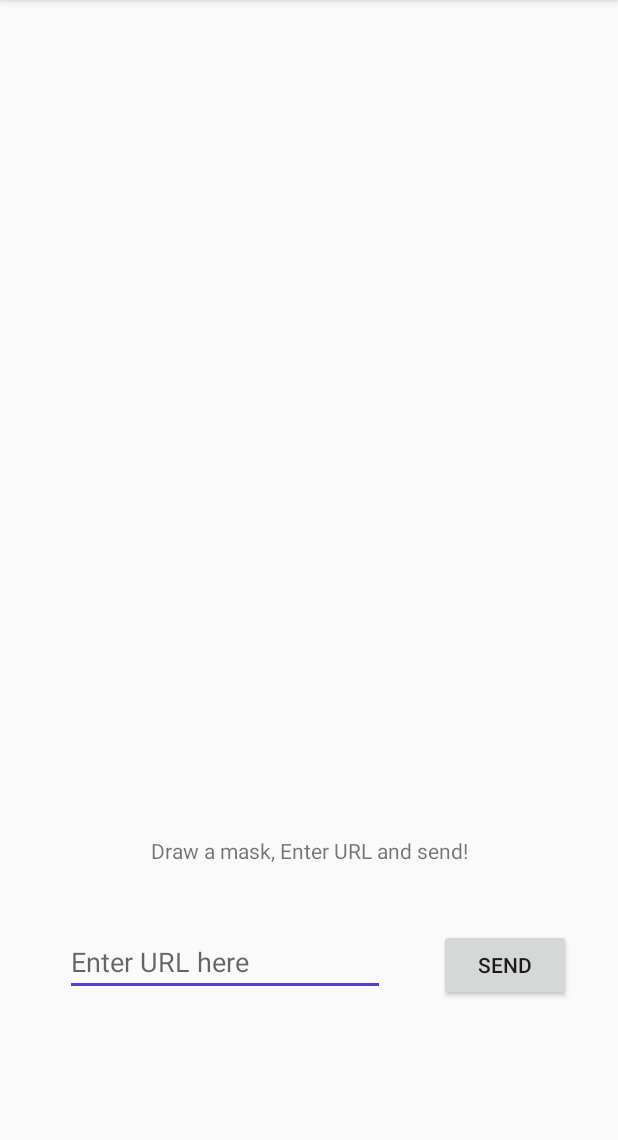
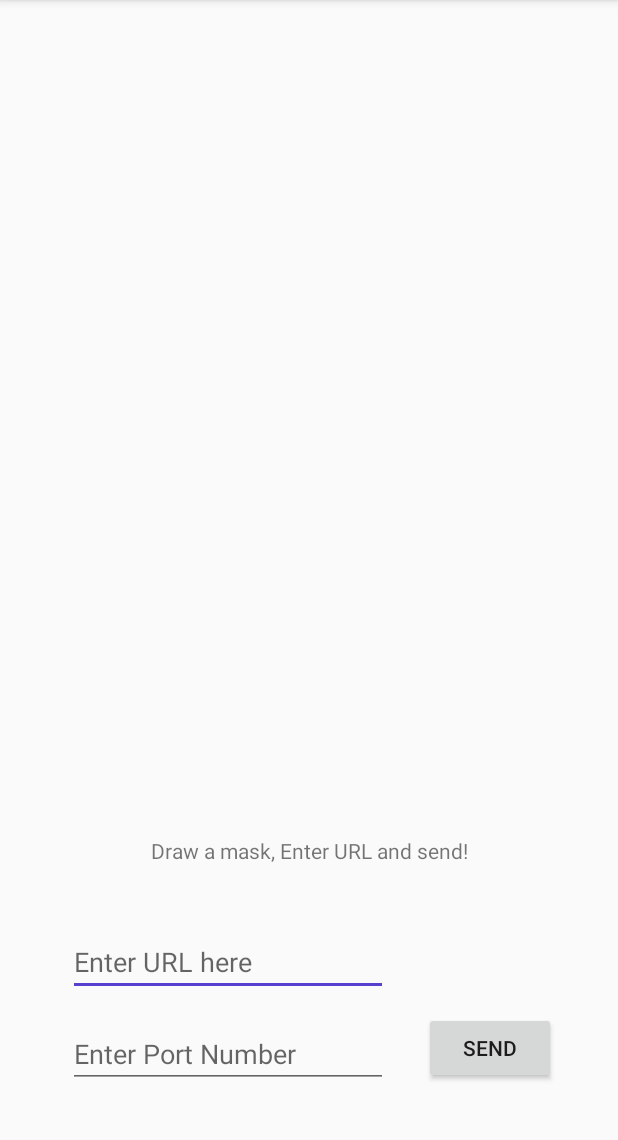
Before and after one commit to sudhamsugurijala/Facial-Reconstruction, an Android app: the MaskActivity screen opened directly, with no data from a screen before it, on a phone screen of 412 x 824 dp, the part 84-1224 px from its top. Run offline under Robolectric (Android 15) with nearby library versions, the light colour scheme and no system bars.

Commit message:
Networking Changes

```diff
--- a/app/src/main/java/com/example/miniproject/MaskActivity.java
+++ b/app/src/main/java/com/example/miniproject/MaskActivity.java
@@ -5,13 +5,22 @@ import android.graphics.Bitmap;
 import android.graphics.BitmapFactory;
 import android.os.Bundle;
 import android.view.View;
-import android.widget.Button;
 import android.widget.EditText;
 import android.widget.ImageView;
 
 import androidx.annotation.Nullable;
 import androidx.appcompat.app.AppCompatActivity;
 import java.io.ByteArrayOutputStream;
+import java.io.IOException;
+
+import okhttp3.Call;
+import okhttp3.Callback;
+import okhttp3.MediaType;
+import okhttp3.MultipartBody;
+import okhttp3.OkHttpClient;
+import okhttp3.Request;
+import okhttp3.RequestBody;
+import okhttp3.Response;
 
 public class MaskActivity extends AppCompatActivity {
 
@@ -20,6 +29,8 @@ public class MaskActivity extends AppCompatActivity {
     PaintClass paint;
     byte[] input_byte_array;
     byte[] mask_byte_array;
+    EditText url;
+    EditText port;
 
     @Override
     protected void onCreate(@Nullable Bundle savedInstanceState) {
@@ -30,8 +41,8 @@ public class MaskActivity extends AppCompatActivity {
         paint = new PaintClass(this, null);
 
         paint = findViewById(R.id.paint);
-        final EditText url = findViewById(R.id.editText);
-        Button send = findViewById(R.id.button4);
+        url = findViewById(R.id.editText);
+        port = findViewById(R.id.editText3);
         ImageView background = findViewById(R.id.imageView3);
 
         // get image from previous activity
@@ -44,11 +55,9 @@ public class MaskActivity extends AppCompatActivity {
         }
 
         background.setImageBitmap(input_bmp);
+    }
 
-        send.setOnClickListener(new View.OnClickListener() {
-            @Override
-            public void onClick(View v) {
-
+    void connectServer(View v) {
         // user picture bitmap is in input_bmp, mask is in maskPic obtained below
         paint.setDrawingCacheEnabled(true);
         maskPic = paint.getDrawingCache();
@@ -59,14 +68,36 @@ public class MaskActivity extends AppCompatActivity {
 
         paint.destroyDrawingCache();
 
-                //send maskPic and input_bmp to server
-                String address = url.getText().toString();
+        String addr = url.getText().toString();
+        String portnum = port.getText().toString();
 
-                //send result to resultActivity
-                Intent resAct = new Intent(getApplicationContext(), ResultActivity.class);
-                resAct.putExtra("result", mask_byte_array);
-                startActivity(resAct);
+        String postURL = "http://"+addr+":"+portnum+"/reconstruct";
+
+        RequestBody postBodyImg = new MultipartBody.Builder().setType(MultipartBody.FORM)
+                .addFormDataPart("image", "input.jpg", RequestBody.create(MediaType.parse("image/*jpg"), input_byte_array))
+                .addFormDataPart("mask", "mask.jpg", RequestBody.create(MediaType.parse("image/*jpg"), mask_byte_array))
+                .build();
+
+        postRequest(postURL, postBodyImg);
+    }
+
+    void postRequest(String postURL, RequestBody postBody) {
+
+        OkHttpClient client = new OkHttpClient();
+
+        Request req = new Request.Builder().url(postURL).post(postBody).build();
+
+        client.newCall(req).enqueue(new Callback() {
+            @Override
+            public void onFailure(Call call, IOException e) {
+                call.cancel();
+            }
+
+            @Override
+            public void onResponse(Call call, Response response) throws IOException {
+
             }
         });
+
     }
 }
--- a/app/src/main/java/com/example/miniproject/PaintClass.java
+++ b/app/src/main/java/com/example/miniproject/PaintClass.java
@@ -12,8 +12,10 @@ import android.view.View;
 import androidx.annotation.Nullable;
 
 public class PaintClass extends View {
+
     Paint paint;
     Path path;
+
     public PaintClass(Context context, @Nullable AttributeSet attrs) {
         super(context, attrs);
 
--- a/app/src/main/java/com/example/miniproject/ResultActivity.java
+++ b/app/src/main/java/com/example/miniproject/ResultActivity.java
@@ -15,6 +15,7 @@ public class ResultActivity extends AppCompatActivity {
 
     Bitmap out_bmp;
     byte[] result_byte_array;
+
     @Override
     protected void onCreate(@Nullable Bundle savedInstanceState) {
         super.onCreate(savedInstanceState);
--- a/app/src/main/res/layout/mask.xml
+++ b/app/src/main/res/layout/mask.xml
@@ -11,33 +11,34 @@
         android:id="@+id/button4"
         android:layout_width="wrap_content"
         android:layout_height="wrap_content"
-        android:layout_marginStart="18dp"
-        android:layout_marginLeft="18dp"
-        android:layout_marginTop="42dp"
+        android:layout_marginStart="22dp"
+        android:layout_marginLeft="22dp"
+        android:layout_marginTop="93dp"
         android:layout_marginEnd="40dp"
         android:layout_marginRight="40dp"
-        android:layout_marginBottom="100dp"
+        android:layout_marginBottom="41dp"
         android:text="Send"
+        android:onClick="connectServer"
         app:layout_constraintBottom_toBottomOf="parent"
         app:layout_constraintEnd_toEndOf="parent"
-        app:layout_constraintStart_toEndOf="@+id/editText"
+        app:layout_constraintStart_toEndOf="@+id/editText3"
         app:layout_constraintTop_toBottomOf="@+id/textView" />
 
     <EditText
         android:id="@+id/editText"
         android:layout_width="wrap_content"
         android:layout_height="wrap_content"
-        android:layout_marginStart="52dp"
-        android:layout_marginLeft="52dp"
+        android:layout_marginStart="45dp"
+        android:layout_marginLeft="45dp"
         android:layout_marginTop="41dp"
-        android:layout_marginEnd="18dp"
-        android:layout_marginRight="18dp"
+        android:layout_marginEnd="153dp"
+        android:layout_marginRight="153dp"
         android:layout_marginBottom="104dp"
         android:ems="10"
         android:hint="Enter URL here"
         android:inputType="textPersonName"
         app:layout_constraintBottom_toBottomOf="parent"
-        app:layout_constraintEnd_toStartOf="@+id/button4"
+        app:layout_constraintEnd_toEndOf="parent"
         app:layout_constraintStart_toStartOf="parent"
         app:layout_constraintTop_toBottomOf="@+id/textView" />
 
@@ -86,5 +87,23 @@
         app:layout_constraintStart_toStartOf="parent"
         app:layout_constraintTop_toTopOf="parent" />
 
+    <EditText
+        android:id="@+id/editText3"
+        android:layout_width="wrap_content"
+        android:layout_height="wrap_content"
+        android:layout_marginStart="45dp"
+        android:layout_marginLeft="45dp"
+        android:layout_marginTop="14dp"
+        android:layout_marginEnd="153dp"
+        android:layout_marginRight="153dp"
+        android:layout_marginBottom="41dp"
+        android:ems="10"
+        android:hint="Enter Port Number"
+        android:inputType="textPersonName"
+        app:layout_constraintBottom_toBottomOf="parent"
+        app:layout_constraintEnd_toEndOf="parent"
+        app:layout_constraintStart_toStartOf="parent"
+        app:layout_constraintTop_toBottomOf="@+id/editText" />
+
 
 </androidx.constraintlayout.widget.ConstraintLayout>
```
Also changed, not shown: app/src/main/java/com/example/miniproject/MorphActivity.java (+43 -8 lines), app/src/main/res/layout/morph.xml (+34 -7 lines). Lines whose indentation alone changed are shown as unchanged.
